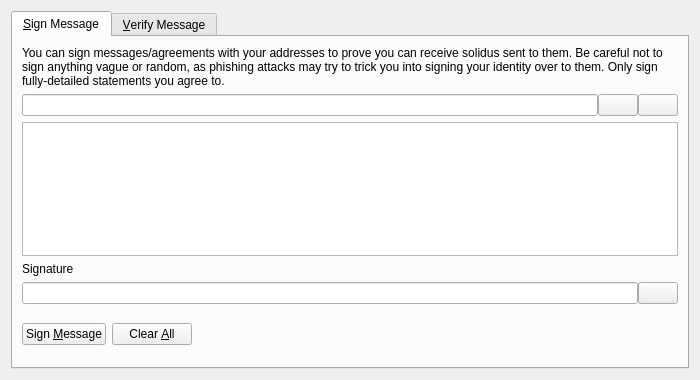
Qt form src/qt/forms/signverifymessagedialog.ui (VSolidus/solidus) before a commit.
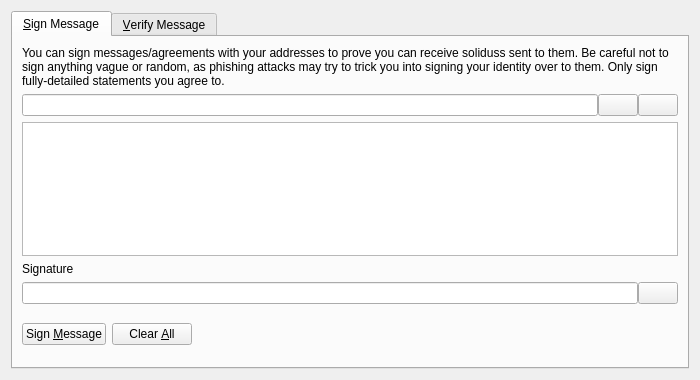
The same form after that commit. Icons and pictures are not drawn. Custom widgets are drawn as their Qt base class.

The edit to the form file:
```diff
--- a/src/qt/forms/signverifymessagedialog.ui
+++ b/src/qt/forms/signverifymessagedialog.ui
@@ -30,7 +30,7 @@
        <item>
         <widget class="QLabel" name="infoLabel_SM">
          <property name="text">
-          <string>You can sign messages/agreements with your addresses to prove you can receive solidus sent to them. Be careful not to sign anything vague or random, as phishing attacks may try to trick you into signing your identity over to them. Only sign fully-detailed statements you agree to.</string>
+          <string>You can sign messages/agreements with your addresses to prove you can receive soliduss sent to them. Be careful not to sign anything vague or random, as phishing attacks may try to trick you into signing your identity over to them. Only sign fully-detailed statements you agree to.</string>
          </property>
          <property name="textFormat">
           <enum>Qt::PlainText</enum>
```
Left out of the diff: 2 changed lines with no effect on the pictures.
